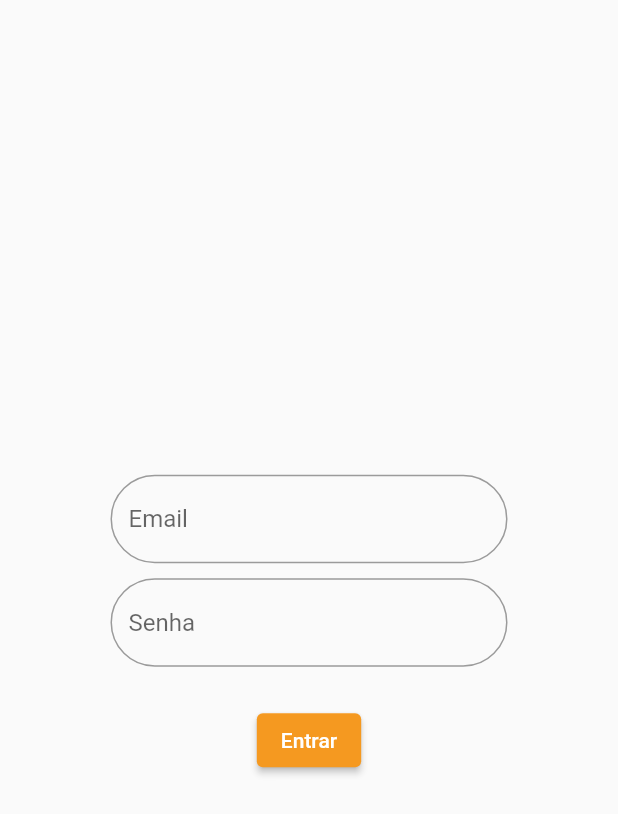
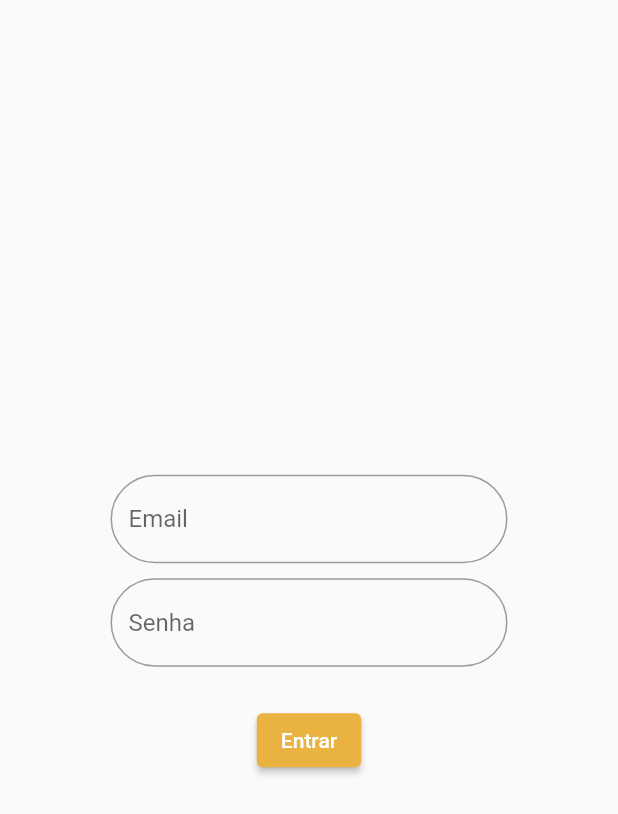
Before and after one commit to TGBastos/flutter_frontEnd_project, a Flutter app: the screen it shows after launch, on a phone screen of 412 x 824 dp. Shown: the top 814 px of the screen. Run offline on Flutter 3.47's test engine with Material 2 defaults, Android fonts, the light colour scheme and no system bars; missing offline and left inert: dart:html.

Commit message:
Rio das pedras- FrontEnd

```diff
--- a/lib/Screens/commun/widgets/defaultButton.dart
+++ b/lib/Screens/commun/widgets/defaultButton.dart
@@ -16,7 +16,7 @@ class defaultButton extends StatelessWidget {
           onPressed: () => onPressed(),
           child: Text(btnText),
           style: ElevatedButton.styleFrom(
-            primary: Palette.kToDark[100],
+            primary: Palette.projectCollors[300],
           )),
     );
   }
--- a/lib/utils/TextStyle.dart
+++ b/lib/utils/TextStyle.dart
@@ -6,10 +6,10 @@ abstract class myTextStyle{
 static TextStyle loginHeader = TextStyle(
   fontWeight: FontWeight.bold,
   fontSize: 20,
-  fontFamily: 'Schyler'
+  fontFamily: 'Helvetica'
 );
 
 static TextStyle loginBody = TextStyle(
-
+  fontFamily: 'Helvetica'
 );
 }
--- a/lib/utils/colorPalette.dart
+++ b/lib/utils/colorPalette.dart
@@ -1,19 +1,19 @@
 import 'package:flutter/material.dart';
 
 class Palette {
-  static const MaterialColor kToDark = const MaterialColor(
-    0xffF59920, // 0% comes in here, this will be color picked if no shade is selected when defining a Color property which doesn’t require a swatch.
+  static const MaterialColor projectCollors = const MaterialColor(
+    0xffF59920, // Cor padrão caso nenhuma seja selecionada
     const <int, Color>{
-      50: const Color(0xff), //10%
-      100: const Color(0xffF59920), //20%
-      200: const Color(0xffa04332), //30%
-      300: const Color(0xff89392b), //40%
-      400: const Color(0xff733024), //50%
-      500: const Color(0xff5c261d), //60%
-      600: const Color(0xff451c16), //70%
-      700: const Color(0xff2e130e), //80%
-      800: const Color(0xff170907), //90%
-      900: const Color(0xff000000), //100%
+      50: const Color(0xff),
+      100: const Color(0xffEE8C2B),
+      200: const Color(0xff008037),
+      300: const Color(0xffEAB240),
+      400: const Color(0xff004AAD),
+      500: const Color(0xff5c261d),
+      600: const Color(0xff451c16),
+      700: const Color(0xff2e130e),
+      800: const Color(0xff170907),
+      900: const Color(0xff000000),
     },
   );
 }
```
Also changed, not shown: lib/Screens/LoginScreens/desktopLoginScreen.dart (+20 -10 lines), pubspec.yaml (+9 -12 lines), assets/fonts/Helvetica-Bold.ttf (added), assets/fonts/Helvetica.ttf (added), pubspec.lock.
